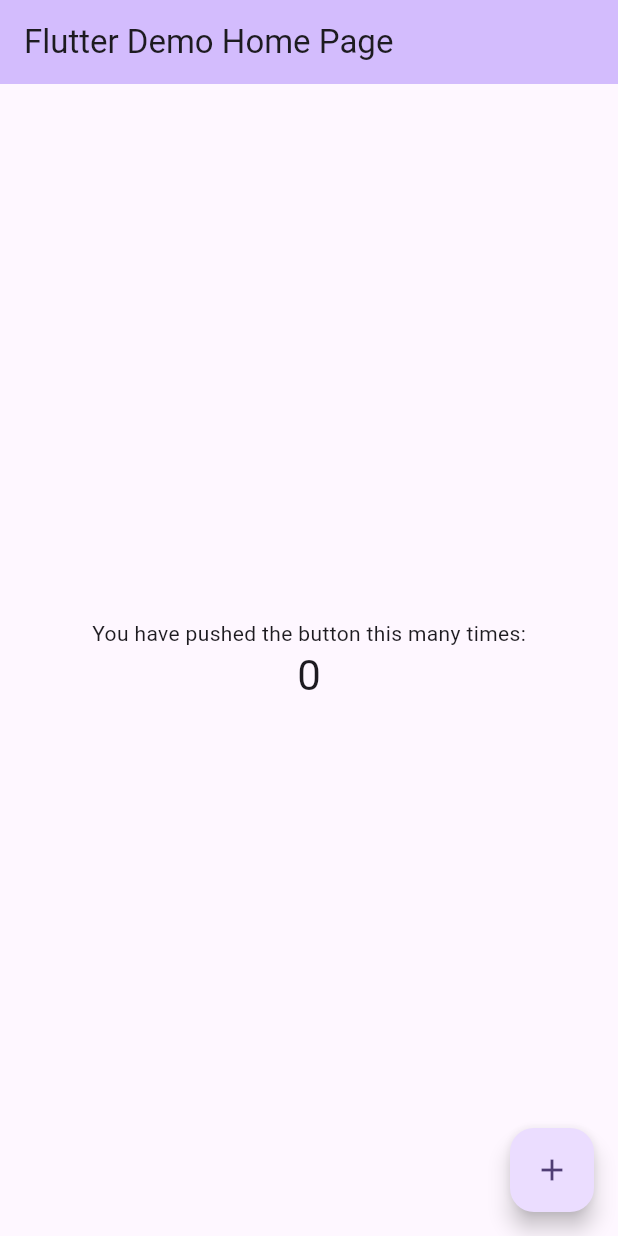
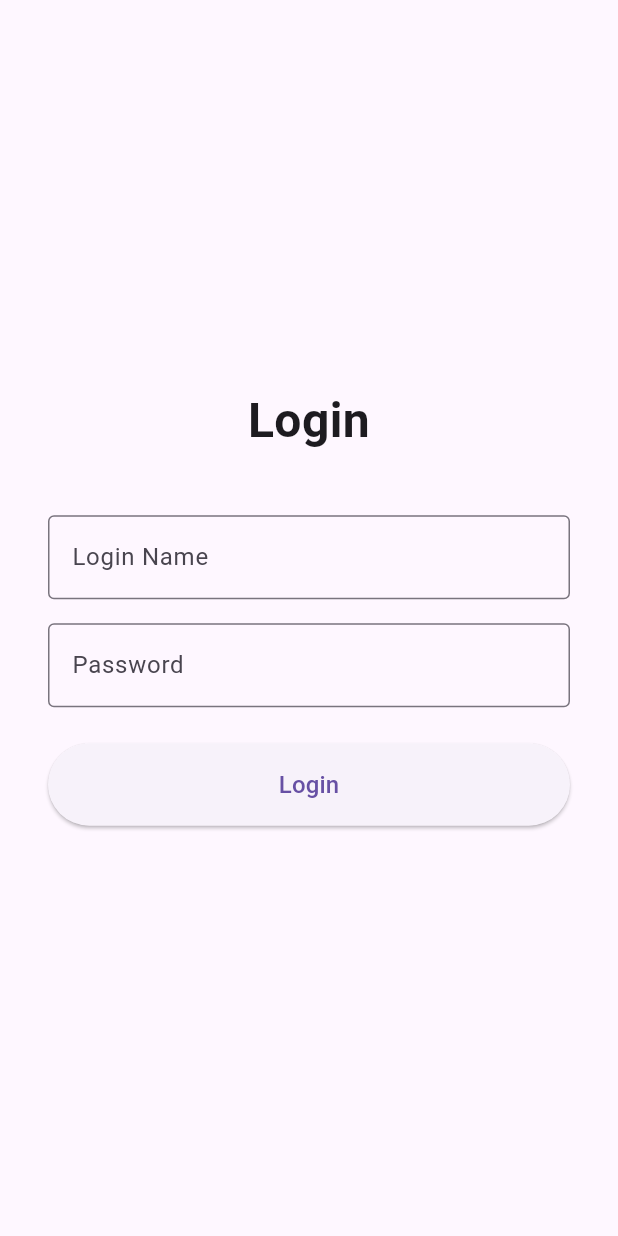
Before and after one commit to soccerthomas/mernproject, a Flutter app: the screen it shows after launch, on a phone screen of 412 x 824 dp. Run offline on Flutter 3.47's test engine with Material 3 defaults, Android fonts, the light colour scheme and no system bars.

Commit message:
Add login page (mobile)

```diff
--- a/mobile/analysis_options.yaml
+++ b/mobile/analysis_options.yaml
@@ -21,8 +21,13 @@ linter:
   # `// ignore_for_file: name_of_lint` syntax on the line or in the file
   # producing the lint.
   rules:
-    # avoid_print: false  # Uncomment to disable the `avoid_print` rule
-    # prefer_single_quotes: true  # Uncomment to enable the `prefer_single_quotes` rule
+    prefer_const_constructors: true
+    prefer_const_declarations: true
+    prefer_const_constructors_in_immutables: true
+    unnecessary_new: true
+    avoid_print: true
+    prefer_single_quotes: true
+    prefer_final_fields: true
 
 # Additional information about this file can be found at
 # https://dart.dev/guides/language/analysis-options
--- a/mobile/lib/main.dart
+++ b/mobile/lib/main.dart
@@ -1,4 +1,6 @@
 import 'package:flutter/material.dart';
+
+import 'package:mobile/pages/login_page.dart';
 
 void main() {
   runApp(const MyApp());
@@ -7,116 +9,13 @@ void main() {
 class MyApp extends StatelessWidget {
   const MyApp({super.key});
 
-  // This widget is the root of your application.
   @override
   Widget build(BuildContext context) {
-    return MaterialApp(
-      title: 'Flutter Demo',
-      theme: ThemeData(
-        // This is the theme of your application.
-        //
-        // TRY THIS: Try running your application with "flutter run". You'll see
-        // the application has a purple toolbar. Then, without quitting the app,
-        // try changing the seedColor in the colorScheme below to Colors.green
-        // and then invoke "hot reload" (save your changes or press the "hot
-        // reload" button in a Flutter-supported IDE, or press "r" if you used
-        // the command line to start the app).
-        //
-        // Notice that the counter didn't reset back to zero; the application
-        // state is not lost during the reload. To reset the state, use hot
-        // restart instead.
-        //
-        // This works for code too, not just values: Most code changes can be
-        // tested with just a hot reload.
-        colorScheme: ColorScheme.fromSeed(seedColor: Colors.deepPurple),
-      ),
-      home: const MyHomePage(title: 'Flutter Demo Home Page'),
+    return const MaterialApp(
+      title: 'Tier Master',
+      // theme: ThemeData(
+      // ),
+      home: LoginPage(),
     );
   }
 }
-
-class MyHomePage extends StatefulWidget {
-  const MyHomePage({super.key, required this.title});
-
-  // This widget is the home page of your application. It is stateful, meaning
-  // that it has a State object (defined below) that contains fields that affect
-  // how it looks.
-
-  // This class is the configuration for the state. It holds the values (in this
-  // case the title) provided by the parent (in this case the App widget) and
-  // used by the build method of the State. Fields in a Widget subclass are
-  // always marked "final".
-
-  final String title;
-
-  @override
-  State<MyHomePage> createState() => _MyHomePageState();
-}
-
-class _MyHomePageState extends State<MyHomePage> {
-  int _counter = 0;
-
-  void _incrementCounter() {
-    setState(() {
-      // This call to setState tells the Flutter framework that something has
-      // changed in this State, which causes it to rerun the build method below
-      // so that the display can reflect the updated values. If we changed
-      // _counter without calling setState(), then the build method would not be
-      // called again, and so nothing would appear to happen.
-      _counter++;
-    });
-  }
-
-  @override
-  Widget build(BuildContext context) {
-    // This method is rerun every time setState is called, for instance as done
-    // by the _incrementCounter method above.
-    //
-    // The Flutter framework has been optimized to make rerunning build methods
-    // fast, so that you can just rebuild anything that needs updating rather
-    // than having to individually change instances of widgets.
-    return Scaffold(
-      appBar: AppBar(
-        // TRY THIS: Try changing the color here to a specific color (to
-        // Colors.amber, perhaps?) and trigger a hot reload to see the AppBar
-        // change color while the other colors stay the same.
-        backgroundColor: Theme.of(context).colorScheme.inversePrimary,
-        // Here we take the value from the MyHomePage object that was created by
-        // the App.build method, and use it to set our appbar title.
-        title: Text(widget.title),
-      ),
-      body: Center(
-        // Center is a layout widget. It takes a single child and positions it
-        // in the middle of the parent.
-        child: Column(
-          // Column is also a layout widget. It takes a list of children and
-          // arranges them vertically. By default, it sizes itself to fit its
-          // children horizontally, and tries to be as tall as its parent.
-          //
-          // Column has various properties to control how it sizes itself and
-          // how it positions its children. Here we use mainAxisAlignment to
-          // center the children vertically; the main axis here is the vertical
-          // axis because Columns are vertical (the cross axis would be
-          // horizontal).
-          //
-          // TRY THIS: Invoke "debug painting" (choose the "Toggle Debug Paint"
-          // action in the IDE, or press "p" in the console), to see the
-          // wireframe for each widget.
-          mainAxisAlignment: MainAxisAlignment.center,
-          children: <Widget>[
-            const Text('You have pushed the button this many times:'),
-            Text(
-              '$_counter',
-              style: Theme.of(context).textTheme.headlineMedium,
-            ),
-          ],
-        ),
-      ),
-      floatingActionButton: FloatingActionButton(
-        onPressed: _incrementCounter,
-        tooltip: 'Increment',
-        child: const Icon(Icons.add),
-      ), // This trailing comma makes auto-formatting nicer for build methods.
-    );
-  }
-}
--- /dev/null
+++ b/mobile/lib/pages/login_page.dart
@@ -0,0 +1,143 @@
+import 'package:flutter/material.dart';
+// import 'package:http/http.dart' as http;
+// import 'dart:convert';
+
+class LoginPage extends StatefulWidget {
+  const LoginPage({super.key});
+
+  @override
+  State<LoginPage> createState() => _LoginPageState();
+}
+
+class _LoginPageState extends State<LoginPage> {
+  final TextEditingController _loginController = TextEditingController();
+  final TextEditingController _passwordController = TextEditingController();
+  String _errorMessage = '';
+  bool _isLoading = false;
+
+  Future<void> _login() async {
+    // setState(() {
+    //   _isLoading = true;
+    //   _errorMessage = '';
+    // });
+
+    // try {
+    //   final response = await http.post(
+    //     Uri.parse('http://cop4331-5.com:5000/api/login'),
+    //     headers: {'Content-Type': 'application/json'},
+    //     body: jsonEncode({
+    //       'login': _loginController.text,
+    //       'password': _passwordController.text,
+    //     }),
+    //   );
+
+    //   if (response.statusCode == 200) {
+    //     final data = jsonDecode(response.body);
+
+    //     if (data['error'] == null || data['error'].isEmpty) {
+    //       // Login successful, navigate to second page
+    //       if (mounted) {
+    //         Navigator.pushReplacement(
+    //           context,
+    //           MaterialPageRoute(
+    //             builder: (context) => CardManagerPage(
+    //               userId: data['id'],
+    //               firstName: data['firstName'],
+    //               lastName: data['lastName'],
+    //             ),
+    //           ),
+    //         );
+    //       }
+    //     } else {
+    //       setState(() {
+    //         _errorMessage = data['error'];
+    //       });
+    //     }
+    //   } else {
+    //     setState(() {
+    //       _errorMessage = 'Login failed. Please try again.';
+    //     });
+    //   }
+    // } catch (e) {
+    //   setState(() {
+    //     _errorMessage = 'Network error. Please check your connection.';
+    //   });
+    // } finally {
+    //   setState(() {
+    //     _isLoading = false;
+    //   });
+    // }
+  }
+
+  @override
+  Widget build(BuildContext context) {
+    return Scaffold(
+      body: Center(
+        child: Padding(
+          padding: const EdgeInsets.all(32.0),
+          child: Column(
+            mainAxisAlignment: MainAxisAlignment.center,
+            crossAxisAlignment: CrossAxisAlignment.stretch,
+            children: [
+              const Text(
+                'Login',
+                style: TextStyle(
+                  fontSize: 32,
+                  fontWeight: FontWeight.bold,
+                ),
+                textAlign: TextAlign.center,
+              ),
+              const SizedBox(height: 40),
+              TextField(
+                controller: _loginController,
+                decoration: const InputDecoration(
+                  labelText: 'Login Name',
+                  border: OutlineInputBorder(),
+                ),
+              ),
+              const SizedBox(height: 16),
+              TextField(
+                controller: _passwordController,
+                obscureText: true,
+                decoration: const InputDecoration(
+                  labelText: 'Password',
+                  border: OutlineInputBorder(),
+                ),
+              ),
+              const SizedBox(height: 24),
+              ElevatedButton(
+                onPressed: _isLoading ? null : _login,
+                style: ElevatedButton.styleFrom(
+                  padding: const EdgeInsets.symmetric(vertical: 16),
+                ),
+                child: _isLoading
+                    ? const CircularProgressIndicator()
+                    : const Text(
+                        'Login',
+                        style: TextStyle(fontSize: 16),
+                      ),
+              ),
+              const SizedBox(height: 16),
+              if (_errorMessage.isNotEmpty)
+                Text(
+                  _errorMessage,
+                  style: const TextStyle(
+                    color: Colors.red,
+                    fontSize: 14,
+                  ),
+                  textAlign: TextAlign.center,
+                ),
+            ],
+          ),
+        ),
+      ),
+    );
+  }
+
+  @override
+  void dispose() {
+    _loginController.dispose();
+    _passwordController.dispose();
+    super.dispose();
+  }
+}
--- a/mobile/pubspec.yaml
+++ b/mobile/pubspec.yaml
@@ -34,6 +34,7 @@ dependencies:
   # The following adds the Cupertino Icons font to your application.
   # Use with the CupertinoIcons class for iOS style icons.
   cupertino_icons: ^1.0.8
+  http: ^1.4.0
 
 dev_dependencies:
   flutter_test:
```
Also changed, not shown: mobile/pubspec.lock.
